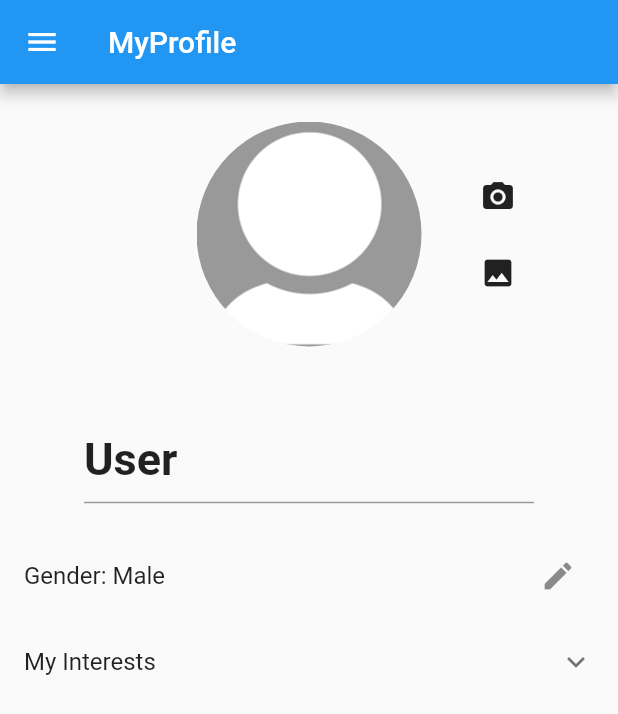
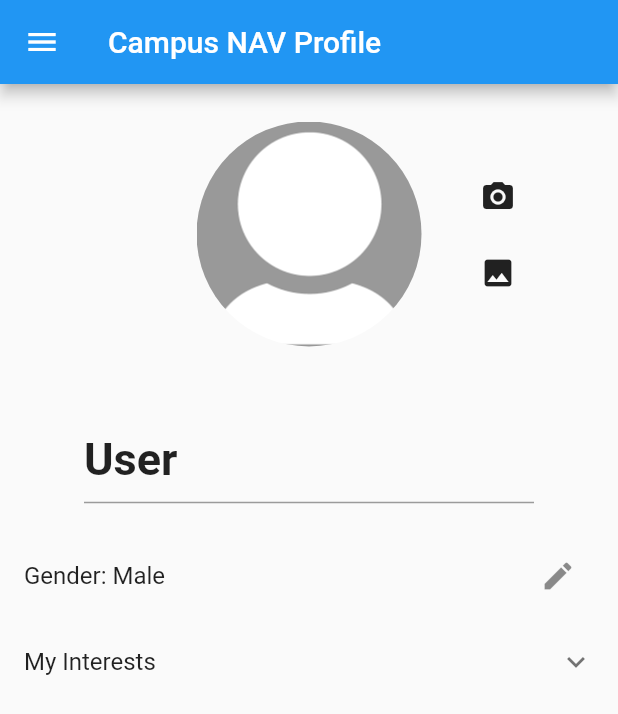
Before and after one commit to kiko-g/feup-esof, a Flutter app: the MyProfile screen opened by its route, after a tap on the "edit" icon, on a phone screen of 412 x 824 dp. Shown: the top 714 px of the screen. Run offline on Flutter 3.47's test engine with Material 2 defaults, Android fonts, the phone set to English and light mode, and no system bars; our stand-ins replace dynamic_theme, geolocator, google_maps_flutter, image_picker, shared_preferences; missing offline and left inert: permission; accounts and stored records are empty; network calls fail; project files that could hold a hidden picture were left out.

```diff
--- a/campus_nav/lib/view/Router/Router.dart
+++ b/campus_nav/lib/view/Router/Router.dart
@@ -19,7 +19,7 @@ class Router {
   static Route<dynamic> generateRoute(RouteSettings settings) {
     switch (settings.name) {
       case homeRoute:
-        return MaterialPageRoute(builder: (context) => MyHomePage(title: 'Campus NAV',));
+        return MaterialPageRoute(builder: (context) => MyHomePage());
       case settingsRoute:
         return MaterialPageRoute(builder: (context) => MySettings());
       case favouritesRoute:
--- a/campus_nav/lib/view/Screens/Favourites/Favourites_screen.dart
+++ b/campus_nav/lib/view/Screens/Favourites/Favourites_screen.dart
@@ -10,7 +10,7 @@ class MyFavourites extends StatelessWidget {
   @override
   Widget build(BuildContext context) {
     return Scaffold(
-        appBar: AppBar(title: Text('My Favourites')),
+        appBar: AppBar(title: Text('Campus NAV Favorites', key: Key('Screen title'))),
         body: FavouritesList(),
         drawer: Controller.instance().getSideMenu(),
     );
--- a/campus_nav/lib/view/Screens/Help/help_screen.dart
+++ b/campus_nav/lib/view/Screens/Help/help_screen.dart
@@ -17,7 +17,7 @@ class _HelpScreenState extends State<HelpScreen> {
   Widget build(BuildContext context)
   {
     return Scaffold(
-      appBar: AppBar( title: Text("Help & About Page"), ),
+      appBar: AppBar( title: Text("Campus NAV Help", key: Key('Screen title')), ),
       drawer: Controller.instance().getSideMenu(),
       body:
       Container(
--- a/campus_nav/lib/view/Screens/HomePage/homepage_screen.dart
+++ b/campus_nav/lib/view/Screens/HomePage/homepage_screen.dart
@@ -10,15 +10,15 @@ import 'conference_screen.dart';
 import 'BottomNav_screen.dart';
 
 class MyHomePage extends StatelessWidget {
-  final title;
   final DataSearch searchWidget = DataSearch();
-  MyHomePage({this.title});
+  MyHomePage();
 
   @override
   Widget build(BuildContext context) {
     return Scaffold(
       appBar: AppBar(
-        title: Text(title),
+        leading: new Icon(Icons.access_alarm, key: Key('Drawer'),),
+        title: Text('Campus NAV', key: Key('Screen title')),
         actions: <Widget>[
           new IconButton(
             icon: new Icon(Icons.search),
--- a/campus_nav/lib/view/Screens/Map/MyMap.dart
+++ b/campus_nav/lib/view/Screens/Map/MyMap.dart
@@ -189,7 +189,7 @@ class MyMapState extends State<MyMap> {
     return Scaffold(
       key: Key('Map Page'),
       appBar: AppBar(
-        title: Text(title, key: Key('Screen Title'),),
+        title: Text(title, key: Key('Screen title'),),
       ),
       body: GoogleMap(
         mapType: MapType.normal,
--- a/campus_nav/lib/view/Screens/Profile/Profile_screen.dart
+++ b/campus_nav/lib/view/Screens/Profile/Profile_screen.dart
@@ -13,9 +13,9 @@ class MyProfileState extends State<MyProfile> {
     return  new Scaffold(
         appBar: new AppBar(
           title: new Text(
-            'MyProfile', style:
-            new TextStyle()
-            ),
+            'Campus NAV Profile',
+            key: Key('Screen title'),
+          ),
         ),
         drawer: Controller.instance().getSideMenu(),
         body: MyProfileWidget(),
--- a/campus_nav/lib/view/Screens/Settings/Settings.dart
+++ b/campus_nav/lib/view/Screens/Settings/Settings.dart
@@ -17,7 +17,9 @@ class MySettingsState extends State<MySettings> {
   @override
   Widget build(BuildContext context) {
     return new Scaffold(
-      appBar: AppBar(title: Text('Settings'),),
+      appBar: AppBar(
+        title: Text('Campus NAV Settings', key: Key('Screen title'),),
+      ),
       drawer: Controller.instance().getSideMenu(),
       body: Container(
         padding: new EdgeInsets.all(32.0),
--- a/campus_nav/lib/view/Screens/SideMenu_screen.dart
+++ b/campus_nav/lib/view/Screens/SideMenu_screen.dart
@@ -20,6 +20,7 @@ class SideMenu extends StatelessWidget {
                 ),
 
                 ListTile(
+                  key: Key('Home Page Button'),
                   title: Text('Home Page'),
                   leading: Icon(Icons.home),
                   onTap: () {
@@ -39,6 +40,7 @@ class SideMenu extends StatelessWidget {
                 Divider(thickness: 5,),
 
                 ListTile(
+                  key: Key('Profile Button'),
                   title: Text('Profile'),
                   leading: Icon(Icons.person),
                   onTap: () {
@@ -48,6 +50,7 @@ class SideMenu extends StatelessWidget {
                 Divider(thickness: 5,),
 
                 ListTile(
+                  key: Key('Favorites Button'),
                   title: Text('Favorites'),
                   leading: Icon(Icons.star),
                   onTap: () {
@@ -57,6 +60,7 @@ class SideMenu extends StatelessWidget {
                 Divider(thickness: 5,),
 
                 ListTile(
+                  key: Key('Settings Button'),
                   title: Text('Settings'),
                   leading: Icon(Icons.settings),
                   onTap: () {
@@ -66,6 +70,7 @@ class SideMenu extends StatelessWidget {
                 Divider(thickness: 5,),
 
                 ListTile(
+                  key: Key('Help Button'),
                   title: Text('Help'),
                   leading: Icon(Icons.help),
                   onTap: () {
--- a/campus_nav/lib/view/Widgets/MyCostumeWidget.dart
+++ b/campus_nav/lib/view/Widgets/MyCostumeWidget.dart
@@ -103,10 +103,12 @@ class _MyCustomWidgetState extends State<MyCustomWidget> {
       initiallyExpanded: false,
       children: <Widget>[
         ListTile(
+          key: Key("conference$index"),
           leading: IconButton(
+            key: Key("conferenceStar$index"),
             color: Colors.yellow,
             tooltip: 'Add to  Myfavourites',
-            icon: (isFavourited() ? Icon(Icons.star) : Icon(Icons.star_border)),
+            icon: (isFavourited() ? Icon(Icons.star, key: Key('Favourite'),) : Icon(Icons.star_border, key: Key('NonFavourite'))),
             onPressed: updateFav,
           ),
           trailing: IconButton(
--- a/campus_nav/lib/view/Widgets/MyProfileWidget.dart
+++ b/campus_nav/lib/view/Widgets/MyProfileWidget.dart
@@ -148,9 +148,9 @@ class _MyProfileWidgetState extends State<MyProfileWidget> {
             height: 100,
             alignment: Alignment.center,
             child: TextFormField(
+              key: Key('Profile name'),
               initialValue: Controller.instance().getProfile().name,
               onSaved: (text) {
-                debugPrint("--->: " + text);
                 Controller.instance().getProfile().name = text;
                 Controller.instance().saveProfile();
               },
```
Also changed, not shown: campus_nav/report.json (added, +1 -0 lines), campus_nav/test_driver/app_test.dart (+4 -4 lines), campus_nav/test_driver/steps/sideBarMenu.dart (deleted, +0 -19 lines), 4 other files.
